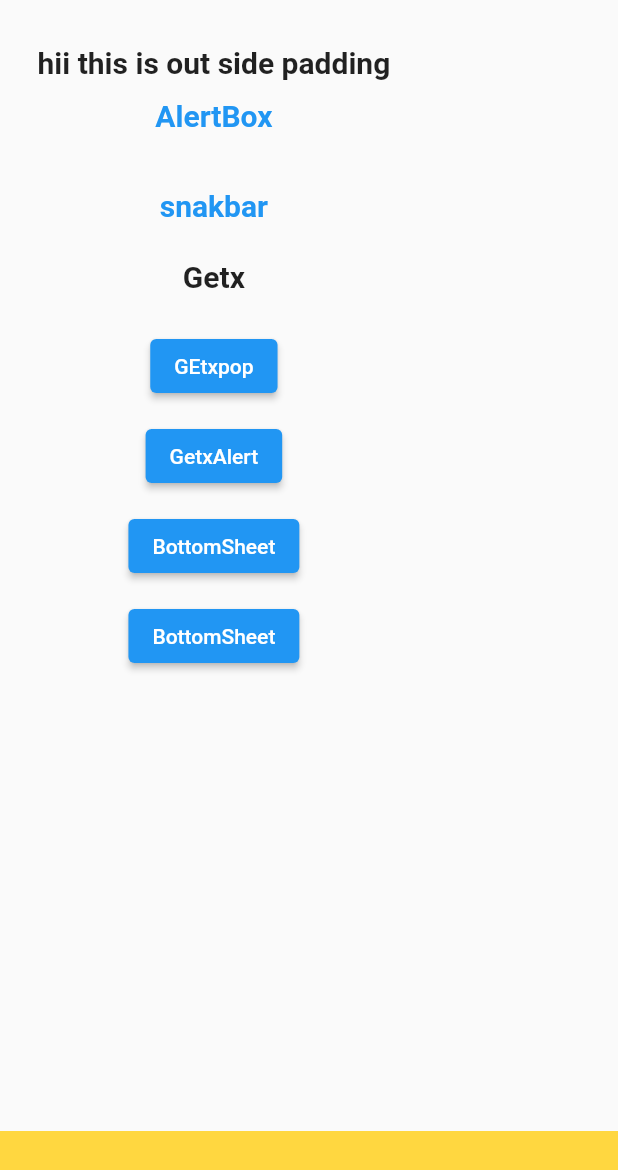
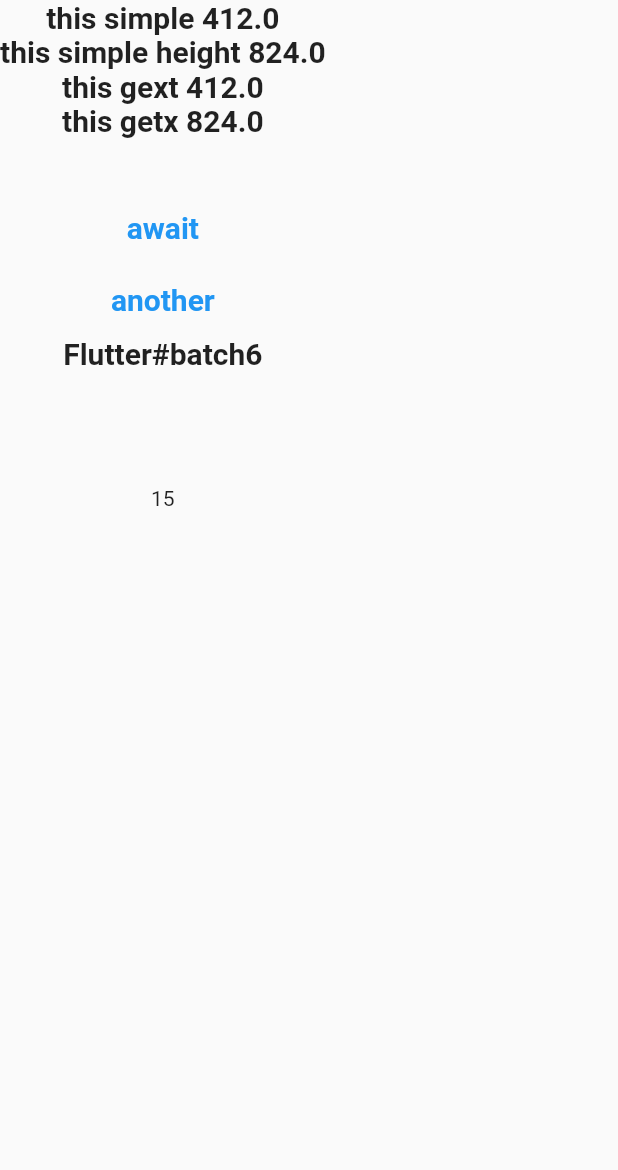
Before and after one commit to Atiqrehman3054/flutter_batch_6, a Flutter app: the screen it shows after launch, on a phone screen of 412 x 824 dp. Shown: the top 1170 px of the screen. Run offline on Flutter 3.47's test engine with Material 2 defaults, Android fonts, the phone set to English and light mode, and no system bars; our stand-ins replace get, google_fonts, lottie; Roboto replaces fonts that are missing (Abel).

Commit message:
last file

```diff
--- a/lib/main.dart
+++ b/lib/main.dart
@@ -16,6 +16,7 @@
 import 'package:flutter_ui_batch_6/tenth.dart';
 import 'package:flutter_ui_batch_6/thrieen.dart';
 import 'package:flutter_ui_batch_6/tweleth.dart';
+import 'package:flutter_ui_batch_6/twenty.dart';
 import 'package:get/get.dart';
 // import 'package:flutter_ui_batch_6/an';
 
@@ -36,8 +37,8 @@
   Widget build(BuildContext context) {
     return GetMaterialApp(
       debugShowCheckedModeBanner: false,
-      // home: ThriteenScreen(),
-      initialRoute: 'popups',
+      // home: ThriteenScreen(),2
+      initialRoute: 'Future',
       routes: {
         "/": (context) => const ThriteenScreen(),
         "firstscreen": (context) => FirstDay(),
@@ -49,6 +50,7 @@
         "Tabbar": (context) => Seventeen(),
         "Drawer": (context) => EighteenScreen(),
         "popups": (context) => NinteenScreen(),
+        "Future": (context) => Async_await(),
       },
       // TwelethScreen(),
       // EleventhScreen(),
--- a/lib/ninteen.dart
+++ b/lib/ninteen.dart
@@ -31,9 +31,10 @@
         enableDrag: true,
         backgroundColor: Colors.transparent,
         context: context!,
+
         builder: (BuildContext context) {
           return Container(
-            decoration: BoxDecoration(
+            decoration: const BoxDecoration(
               color: Colors.red,
               borderRadius: BorderRadius.only(
                 topLeft: Radius.circular(20),
--- /dev/null
+++ b/lib/twenty.dart
@@ -0,0 +1,250 @@
+import 'dart:async';
+import 'dart:math';
+
+import 'package:flutter/material.dart';
+import 'package:flutter_ui_batch_6/HelpingFile/const.dart';
+import 'package:flutter_ui_batch_6/eleventh.dart';
+import 'package:flutter_ui_batch_6/secondday.dart';
+import 'package:get/get.dart';
+
+class Async_await extends StatelessWidget {
+  const Async_await({Key? key}) : super(key: key);
+
+////////////////then/catch error
+  Future getdata() async {
+    Future.delayed(Duration(seconds: 5), () {
+      print("wait 5 second and then print");
+    }).then((value) => {
+          Future.delayed(Duration(seconds: 3), () {
+            print("wait 3 second and then print");
+          })
+              .then((value) => {
+                    Future.delayed(Duration(seconds: 2), () {
+                      print("wait 2 second and then print");
+                    }).then((value) => {
+                          print("print line witout wait"),
+                        }),
+                  })
+              .catchError((e) {
+            print(e);
+          })
+        });
+  }
+
+//////////////////////awiat
+  Future getdata_with_await() async {
+    await Future.delayed(Duration(seconds: 2), () {
+      print("wait 2 second and then print");
+    });
+
+    await Future.delayed(Duration(seconds: 5), () {
+      print("wait 5 second and then print");
+    });
+    await Future.delayed(Duration(seconds: 3), () {
+      print("wait 3 second and then print");
+    });
+
+    print("this is simple print");
+  }
+
+////future_builder_fun
+
+  Future<String> User_Data() async {
+    String user_name = await Future.delayed(Duration(seconds: 4), () {
+      return "Flutter_Batch#6";
+    });
+
+    return user_name;
+  }
+
+  ////////////////////strem_builder
+  Stream stream_data() async* {
+    for (int i = 0; i < 1000; i++) {
+      yield i;
+      await Future.delayed(
+        Duration(milliseconds: 500),
+      );
+    }
+  }
+
+  //await
+
+  Future First() async {
+    Future.delayed(Duration(seconds: 2), () {
+      print("this is  waiting");
+    }).then((value) {
+      Future.delayed(Duration(seconds: 1), () {
+        print("this is  thrid one");
+      });
+    });
+
+    print("this is not awiting");
+  }
+
+  Future seconde() async {
+    await Timer(Duration(seconds: 3), () {
+      print("this is fisrt");
+    });
+    await Timer(Duration(seconds: 2), () {
+      print("this is second");
+    });
+  }
+
+  student_Data() async {
+    String student_name = await Future.delayed(Duration(seconds: 7), () {
+      return "Flutter#batch6";
+    });
+
+    return student_name;
+  }
+
+  @override
+  Widget build(BuildContext context) {
+    var w = MediaQuery.of(context).size.width;
+    var h = MediaQuery.of(context).size.height;
+
+    var getW = Get.width;
+    var getH = Get.height;
+
+    return SafeArea(
+      child: Scaffold(
+        body: Column(
+          children: [
+            Text(
+              "this simple ${w.toString()}",
+              style: custom,
+            ),
+            Text(
+              "this simple height ${h.toString()}",
+              style: custom,
+            ),
+            Text(
+              "this gext ${getW.toString()}",
+              style: custom,
+            ),
+            Text(
+              "this getx ${getH.toString()}",
+              style: custom,
+            ),
+            fixsizeheight12,
+            fixsizeheight12,
+            fixsizeheight12,
+            TextButton(
+                onPressed: () {
+                  First();
+                },
+                child: Text(
+                  "await",
+                  style: custom,
+                )),
+            TextButton(
+                onPressed: () {
+                  seconde();
+                },
+                child: Text(
+                  "another",
+                  style: custom,
+                )),
+            SizedBox(
+              height: 100,
+              child: FutureBuilder(
+                future: student_Data(),
+                builder: (context, snapshot) {
+                  if (snapshot.hasData) {
+                    return Text(
+                      snapshot.data.toString(),
+                      style: custom,
+                    );
+                  }
+                  return Center(
+                    child: CircularProgressIndicator(),
+                  );
+                },
+              ),
+            ),
+
+            SizedBox(
+              height: 100,
+              child: StreamBuilder(
+                  stream: stream_data(),
+                  builder: (context, snapshot) {
+                    if (snapshot.hasData) {
+                      return Text(snapshot.data.toString());
+                    }
+                    return Center(
+                      child: CircularProgressIndicator(),
+                    );
+                  }),
+            )
+
+            //  SizedBox(
+            //   height: 100,
+            //   child: FutureBuilder(future: ,
+            //   builder: (context,snapshot){
+            //     return Text("dat");
+            //   }),
+            // )
+
+            // Center(
+            //   child: MaterialButton(
+            //     color: Colors.red,
+            //     onPressed: () {
+            //       //then/error_catch
+            //       // getdata();
+            //       // await_async
+            //       // getdata_with_await();
+            //     },
+            //     child: Text("show data "),
+            //   ),
+            // ),
+            // Expanded(
+            //     flex: 5,
+            //     child: FutureBuilder(
+            //       future: User_Data(),
+            //       builder: ((context, snapshot) {
+            //         print("rebuild ther future");
+            //         if (snapshot.hasData) {
+            //           return Column(
+            //             children: [
+            //               Text(
+            //                 "future_builder",
+            //                 style: custom,
+            //               ),
+            //               Text(snapshot.data.toString()),
+            //             ],
+            //           );
+            //         } else {
+            //           return Center(child: CircularProgressIndicator());
+            //         }
+            //       }),
+            //     )),
+            // Expanded(
+            //     flex: 5,
+            //     child: StreamBuilder(
+            //       stream: stream_data(),
+            //       builder: ((context, snapshot) {
+            //         print("rebuild ther steam");
+            //         if (snapshot.hasData) {
+            //           return Column(
+            //             children: [
+            //               Text(
+            //                 "stream_build",
+            //                 style: custom,
+            //               ),
+            //               Text(
+            //                 snapshot.data.toString(),
+            //                 style: custom,
+            //               ),
+            //             ],
+            //           );
+            //         } else {
+            //           return Center(child: CircularProgressIndicator());
+            //         }
+            //       }),
+            //     ))
+          ],
+        ),
+      ),
+    );
+  }
+}
```
